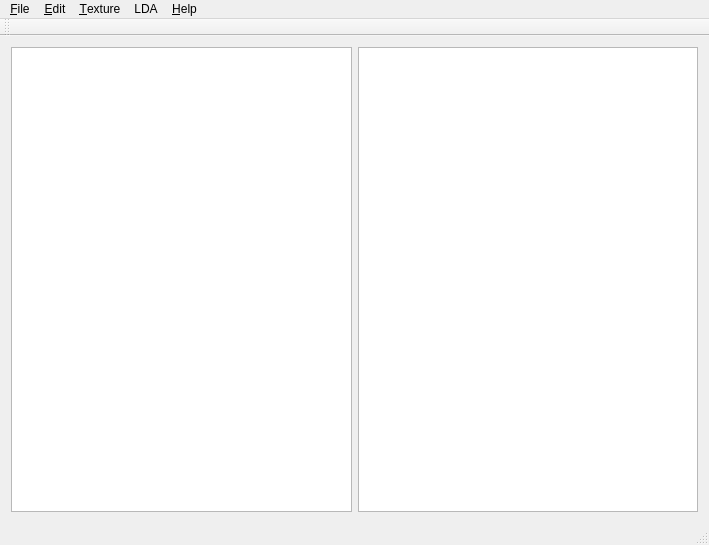
Old version of the form mainwindow.ui in the repository hubutui/MachineLearning.
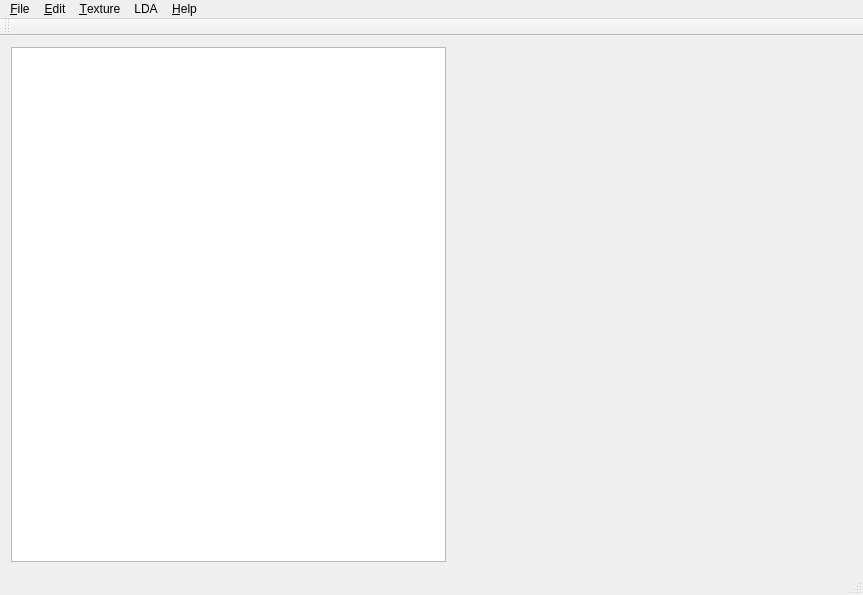
New version of the form. Custom widgets are drawn as their Qt base class.

Patch:
```diff
--- a/mainwindow.ui
+++ b/mainwindow.ui
@@ -6,22 +6,36 @@
    <rect>
     <x>0</x>
     <y>0</y>
-    <width>709</width>
-    <height>545</height>
+    <width>863</width>
+    <height>595</height>
    </rect>
   </property>
   <property name="windowTitle">
    <string>MainWindow</string>
   </property>
   <widget class="QWidget" name="centralWidget">
-   <layout class="QVBoxLayout" name="verticalLayout">
-    <item>
-     <layout class="QGridLayout" name="gridLayout">
-      <item row="0" column="0">
-       <widget class="QGraphicsView" name="graphicsView_in"/>
+   <layout class="QGridLayout" name="gridLayout">
+    <item row="0" column="0">
+     <layout class="QHBoxLayout" name="horizontalLayout">
+      <item>
+       <widget class="QGraphicsView" name="graphicsView_in">
+        <property name="minimumSize">
+         <size>
+          <width>400</width>
+          <height>400</height>
+         </size>
+        </property>
+       </widget>
       </item>
-      <item row="0" column="1">
-       <widget class="QGraphicsView" name="graphicsView_out"/>
+      <item>
+       <widget class="QChartView" name="chartView" native="true">
+        <property name="minimumSize">
+         <size>
+          <width>400</width>
+          <height>400</height>
+         </size>
+        </property>
+       </widget>
       </item>
      </layout>
     </item>
@@ -32,7 +46,7 @@
     <rect>
      <x>0</x>
      <y>0</y>
-     <width>709</width>
+     <width>863</width>
      <height>29</height>
     </rect>
    </property>
@@ -132,6 +146,14 @@
   </action>
  </widget>
  <layoutdefault spacing="6" margin="11"/>
+ <customwidgets>
+  <customwidget>
+   <class>QChartView</class>
+   <extends>QWidget</extends>
+   <header>QtCharts/QChartView</header>
+   <container>1</container>
+  </customwidget>
+ </customwidgets>
  <resources/>
  <connections/>
 </ui>
```
